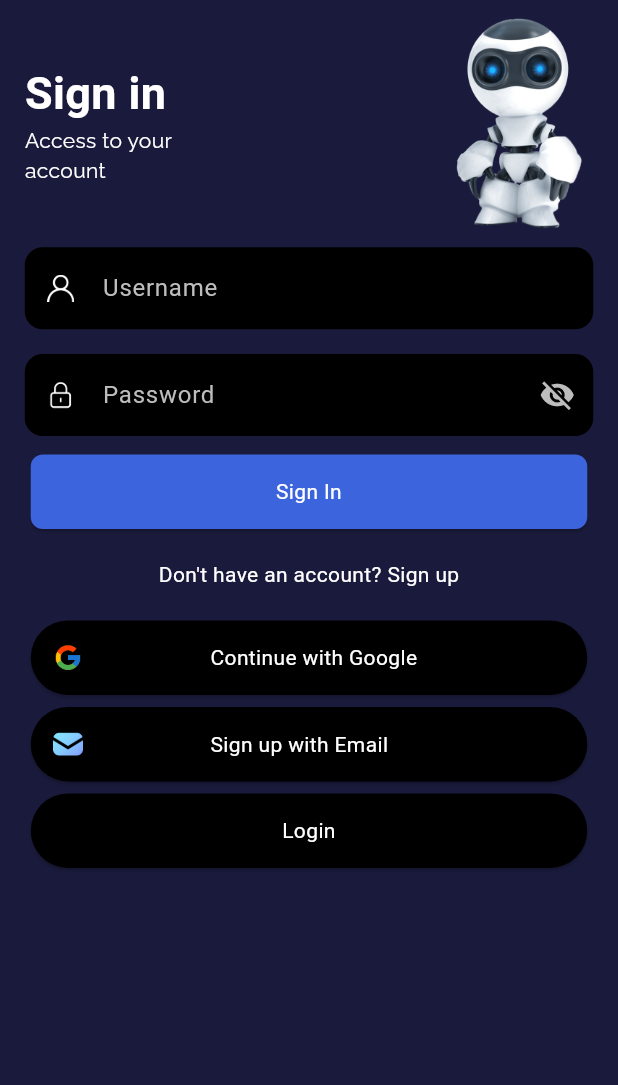
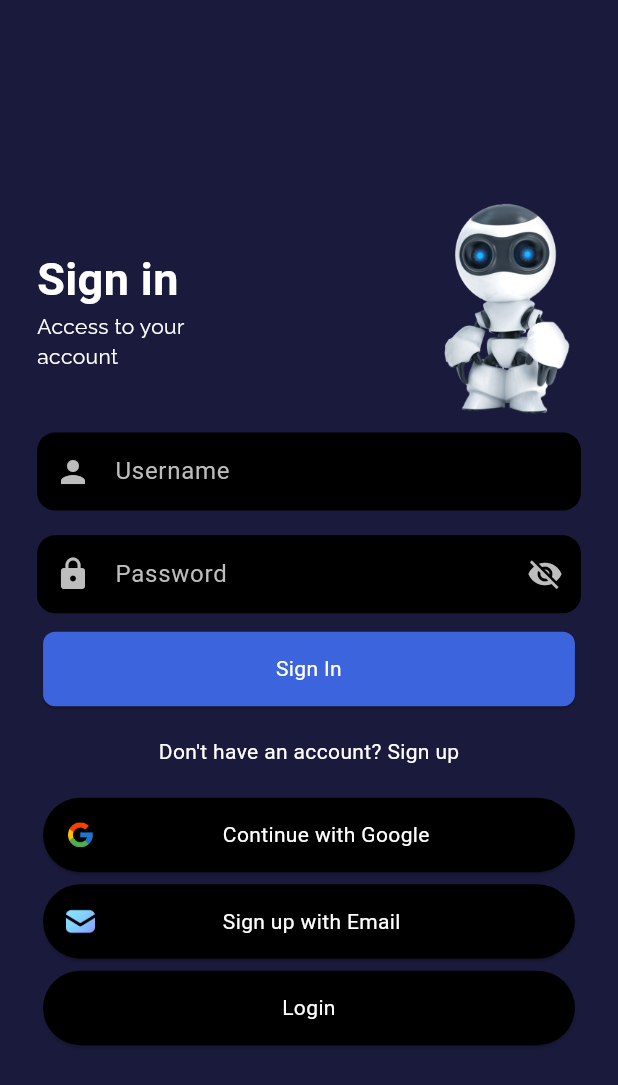
Before and after one commit to DevWahabBaloch/aibuddy, a Flutter app: the screen it shows after launch, on a phone screen of 412 x 824 dp. Shown: the top 1085 px of the screen. Run offline on Flutter 3.47's test engine with Material 3 defaults, Android fonts, the light colour scheme and no system bars; our stand-ins replace cached_network_image, firebase_core, get, google_fonts; accounts and stored records are empty.

Commit message:
TextField improved

```diff
--- /dev/null
+++ b/lib/features/auth/presentation/controller/text_field_password_controller.dart
@@ -0,0 +1,9 @@
+import 'package:get/get.dart';
+
+class TextFieldPasswordController extends GetxController {
+  final isObscure = true.obs;
+
+  void toggleVisibility() {
+    isObscure.value = !isObscure.value;
+  }
+}
--- a/lib/features/auth/presentation/pages/auth_page.dart
+++ b/lib/features/auth/presentation/pages/auth_page.dart
@@ -1,5 +1,4 @@
 import 'dart:developer';
-
 import 'package:aibuddy/core/constants/app_colors.dart';
 import 'package:aibuddy/features/auth/presentation/widgets/app_button.dart';
 import 'package:aibuddy/features/auth/presentation/widgets/app_text_field.dart';
@@ -9,6 +8,7 @@ import 'package:google_fonts/google_fonts.dart';
 
 class AuthPage extends StatelessWidget {
   const AuthPage({super.key});
+  // final GlobalKey<FormState> formKey = GlobalKey<FormState>();
 
   @override
   Widget build(BuildContext context) {
@@ -16,12 +16,12 @@ class AuthPage extends StatelessWidget {
     final height = MediaQuery.of(context).size.height;
 
     return Scaffold(
-      resizeToAvoidBottomInset: true,
       backgroundColor: AppColors.primary,
-      body: SafeArea(
-        child: Padding(
-            padding: EdgeInsets.symmetric(horizontal: width * 0.04),
+      body: Padding(
+          padding: EdgeInsets.only(left: width * 0.06, right: width * 0.06, top: height * 0.15),
+          child: SingleChildScrollView(
             child: Column(
+              mainAxisAlignment: MainAxisAlignment.start,
               children: [
                 Row(
                   mainAxisAlignment: MainAxisAlignment.spaceBetween,
@@ -42,36 +42,10 @@ class AuthPage extends StatelessWidget {
                 ),
                 AppTextField(
                   hintText: 'Username',
-                  prefixIcon: Padding(
-                    padding: const EdgeInsets.all(15.0),
-                    child: SizedBox(
-                      height: height * 0.03,
-                      width: width * 0.03,
-                      child: Image.asset(
-                        Assets.images.user.path,
-                        fit: BoxFit.contain,
-                        color: AppColors.secondary,
-                      ),
-                    ),
-                  ),
                 ),
                 SizedBox(height: height * 0.02),
-                AppTextField(
-                  obscureText: true,
-                  onVisibilityToggle: () {},
+                AppTextField.password(
                   hintText: 'Password',
-                  prefixIcon: Padding(
-                    padding: const EdgeInsets.all(15.0),
-                    child: SizedBox(
-                      height: height * 0.03,
-                      width: width * 0.03,
-                      child: Image.asset(
-                        Assets.images.padlock.path,
-                        fit: BoxFit.contain,
-                        color: AppColors.secondary,
-                      ),
-                    ),
-                  ),
                 ),
                 SizedBox(height: height * 0.01),
                 AppButton(
@@ -123,8 +97,8 @@ class AuthPage extends StatelessWidget {
                   title: 'Login',
                 ),
               ],
-            )),
-      ),
+            ),
+          )),
     );
   }
 }
--- a/lib/features/auth/presentation/widgets/app_text_field.dart
+++ b/lib/features/auth/presentation/widgets/app_text_field.dart
@@ -1,38 +1,43 @@
 import 'package:aibuddy/core/constants/app_colors.dart';
+import 'package:aibuddy/features/auth/presentation/controller/text_field_password_controller.dart';
 import 'package:flutter/material.dart';
+import 'package:get/get.dart';
 
 class AppTextField extends StatelessWidget {
+  final Widget _child;
+  AppTextField({super.key, required String hintText, final TextEditingController? controller})
+      : _child = _UsernameTextField(
+          hintText: hintText,
+          controller: controller,
+        );
+
+  AppTextField.password({super.key, required String hintText, final TextEditingController? controller})
+      : _child = _PasswordTextField(
+          hintText: hintText,
+          controller: controller,
+        );
+
+  @override
+  Widget build(BuildContext context) {
+    return _child;
+  }
+}
+
+class _UsernameTextField extends StatelessWidget {
   final String hintText;
-  final Widget? prefixIcon;
-  final bool obscureText;
-  final VoidCallback? onVisibilityToggle;
   final TextEditingController? controller;
-  final TextInputType? keyboardType;
 
-  const AppTextField({
-    super.key,
+  const _UsernameTextField({
     required this.hintText,
-    this.prefixIcon,
-    this.obscureText = false,
-    this.onVisibilityToggle,
     this.controller,
-    this.keyboardType,
   });
 
   @override
   Widget build(BuildContext context) {
-    double height = MediaQuery.sizeOf(context).height;
-    double width = MediaQuery.sizeOf(context).width;
-
-    final GlobalKey<FormState> _formKey = GlobalKey<FormState>();
-
-    return Form(
-      key: _formKey,
-      child: TextFormField(
+    return TextFormField(
+      onTapOutside: (event) => FocusManager.instance.primaryFocus!.unfocus(),
       controller: controller,
-        obscureText: obscureText,
-        onTapOutside: (event) => FocusManager.instance.primaryFocus!.unfocus(),
-        keyboardType: keyboardType ?? TextInputType.text,
+      keyboardType: TextInputType.text,
       style: const TextStyle(
         color: AppColors.secondary,
         fontSize: 16,
@@ -45,16 +50,7 @@ class AppTextField extends StatelessWidget {
           color: Colors.grey[400],
           fontSize: 16,
         ),
-          prefixIcon: prefixIcon,
-          suffixIcon: obscureText && onVisibilityToggle != null
-              ? IconButton(
-                  icon: Icon(
-                    obscureText ? Icons.visibility_off : Icons.visibility,
-                    color: Colors.grey[400],
-                  ),
-                  onPressed: onVisibilityToggle,
-                )
-              : null,
+        prefixIcon: Icon(Icons.person, color: Colors.grey[400]),
         border: OutlineInputBorder(
           borderRadius: BorderRadius.circular(12),
           borderSide: BorderSide.none,
@@ -64,7 +60,56 @@ class AppTextField extends StatelessWidget {
           horizontal: 16,
         ),
       ),
-      ),
     );
   }
 }
+
+class _PasswordTextField extends StatelessWidget {
+  final String hintText;
+  final TextEditingController? controller;
+
+  const _PasswordTextField({
+    required this.hintText,
+    this.controller,
+  });
+
+  @override
+  Widget build(BuildContext context) {
+    final TextFieldPasswordController textFieldPasswordController = Get.put(TextFieldPasswordController());
+    return Obx(() => TextFormField(
+          onTapOutside: (event) => FocusManager.instance.primaryFocus!.unfocus(),
+          controller: controller,
+          obscureText: textFieldPasswordController.isObscure.value,
+          keyboardType: TextInputType.text,
+          style: const TextStyle(
+            color: AppColors.secondary,
+            fontSize: 16,
+          ),
+          decoration: InputDecoration(
+            filled: true,
+            fillColor: AppColors.onSecondary,
+            hintText: hintText,
+            hintStyle: TextStyle(
+              color: Colors.grey[400],
+              fontSize: 16,
+            ),
+            prefixIcon: Icon(Icons.lock, color: Colors.grey[400]),
+            suffixIcon: IconButton(
+              icon: Icon(
+                textFieldPasswordController.isObscure.value ? Icons.visibility_off : Icons.visibility,
+                color: Colors.grey[400],
+              ),
+              onPressed: textFieldPasswordController.toggleVisibility,
+            ),
+            border: OutlineInputBorder(
+              borderRadius: BorderRadius.circular(12),
+              borderSide: BorderSide.none,
+            ),
+            contentPadding: const EdgeInsets.symmetric(
+              vertical: 14,
+              horizontal: 16,
+            ),
+          ),
+        ));
+  }
+}
--- a/lib/main.dart
+++ b/lib/main.dart
@@ -23,7 +23,7 @@ class MyApp extends StatelessWidget {
   const MyApp({super.key});
   @override
   Widget build(BuildContext context) {
-    return const GetMaterialApp(
+    return GetMaterialApp(
       debugShowCheckedModeBanner: false,
       home: AuthPage(),
     );
--- a/pubspec.yaml
+++ b/pubspec.yaml
@@ -41,6 +41,8 @@ dependencies:
   get: ^4.7.2
   flutter_svg: ^2.0.17
   google_fonts: ^6.2.1
+  firebase_auth: ^5.5.1
+  google_sign_in: ^6.2.2
 
 dev_dependencies:
   flutter_test:
```
Also changed, not shown: pubspec.lock, 7 other files. Lines whose indentation alone changed are shown as unchanged.
